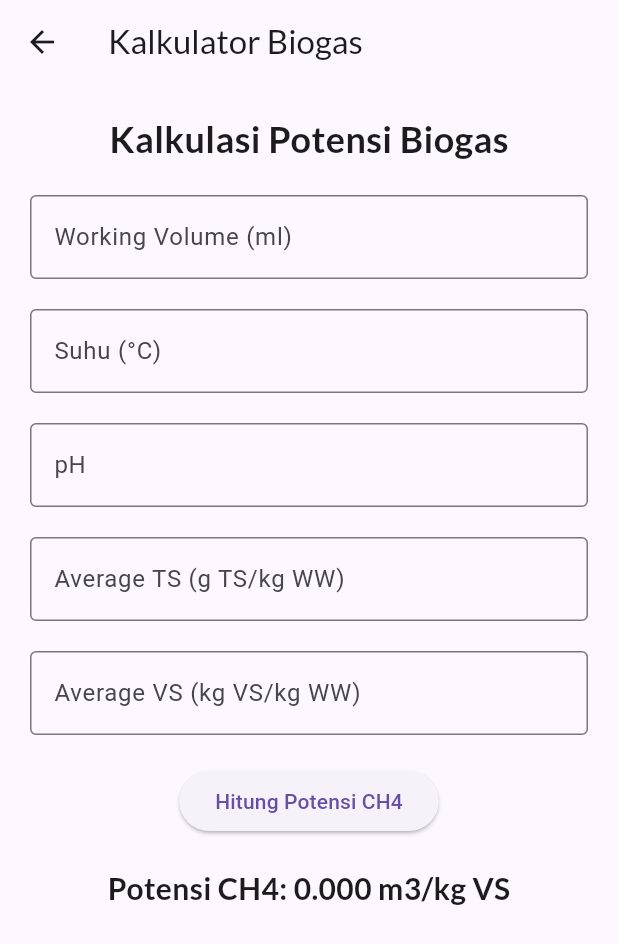
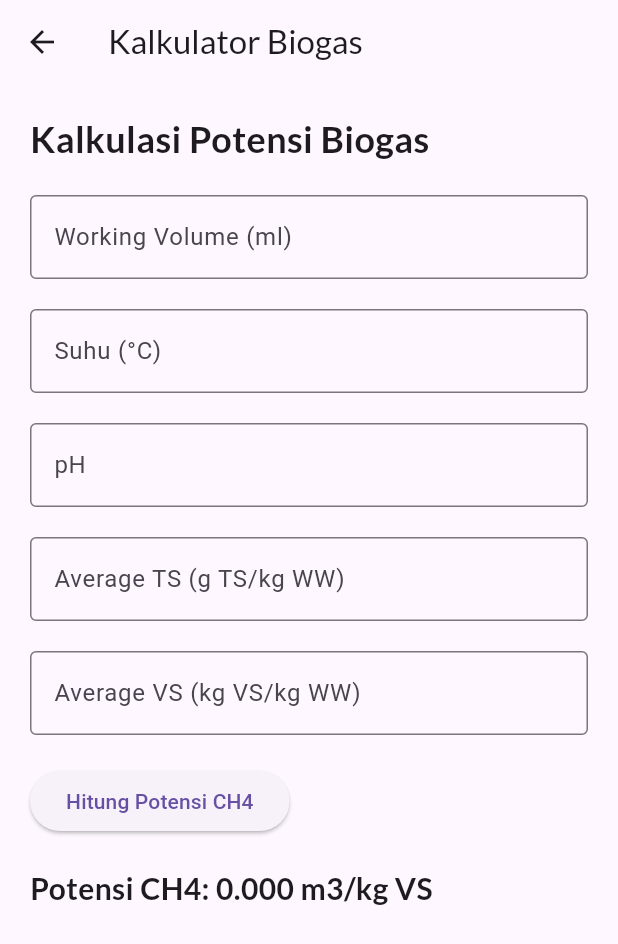
Before and after one commit to MuhammadMakarim/digest_sense, a Flutter app: the KalkulatorView screen opened by its route, on a phone screen of 412 x 824 dp. Shown: the top 944 px of the screen. Run offline on Flutter 3.47's test engine with Material 3 defaults, Android fonts, the phone set to English and light mode, and no system bars; our stand-ins replace firebase_auth, firebase_core, firebase_database, get, getwidget, google_fonts and 1 more; missing offline and left inert: dart:ffi, day_night_time_picker; accounts and stored records are empty.

Commit message:
tambahan kalkulator dan splash screen

```diff
--- a/lib/app/modules/kalkulator/controllers/kalkulator_controller.dart
+++ b/lib/app/modules/kalkulator/controllers/kalkulator_controller.dart
@@ -1,26 +1,46 @@
 import 'package:firebase_core/firebase_core.dart';
 import 'package:get/get.dart';
-import 'package:day_night_time_picker/day_night_time_picker.dart';
 import 'package:firebase_database/firebase_database.dart';
 import 'dart:async';
 
 class KalkulatorController extends GetxController {
-  var workingVolume = 40.0.obs;  // Example variable for working volume (ml)
-  var suhu = 37.0.obs;  // Example variable for temperature (°C)
-  var pH = 7.7.obs;  // Example pH value
-  var avgTS = 13.71.obs;  // Average TS (Total Solids)
-  var avgVS = 0.0087.obs;  // Average VS (Volatile Solids)
+  var workingVolume = 40.0.obs;  // Working volume (ml)
+  var suhu = 37.0.obs;  // Temperature (°C)
+  var pH = 7.7.obs;  // pH value
+  var avgTS = 13.71.obs;  // Average TS (g TS/kg WW)
+  var avgVS = 0.0087.obs;  // Average VS (kg VS/kg WW)
   var ch4 = 0.509.obs;  // CH4 Theoretical (m3/kg VS)
   var m3CH4 = 0.0.obs;  // To store calculated CH4 value
 
+  final DatabaseReference _database = FirebaseDatabase.instance.reference();
+
   // Function to calculate CH4 (Theoretical)
   void calculateCH4() {
-    // Example calculation formula: CH4 = VS * CH4 (Theoretical)
-    // For example purposes, you might adjust this formula based on your calculations
+    // Example formula: CH4 = VS * CH4 (Theoretical)
     m3CH4.value = avgVS.value * ch4.value;
+
+    // After calculation, save to Firebase history
+    saveToHistory();
   }
 
-  // Call this method to trigger the calculation when button is pressed
+  // Function to save the input and result to Firebase history
+  Future<void> saveToHistory() async {
+    try {
+      await _database.child('calculation_history').push().set({
+        'workingVolume': workingVolume.value,
+        'suhu': suhu.value,
+        'pH': pH.value,
+        'avgTS': avgTS.value,
+        'avgVS': avgVS.value,
+        'resultCH4': m3CH4.value,
+        'timestamp': DateTime.now().toIso8601String(),
+      });
+    } catch (e) {
+      print('Error saving to history: $e');
+    }
+  }
+
+  // Call this method to trigger the calculation
   void calculate() {
     calculateCH4();
   }
--- a/lib/app/modules/kalkulator/views/kalkulator_view.dart
+++ b/lib/app/modules/kalkulator/views/kalkulator_view.dart
@@ -2,7 +2,6 @@ import 'package:flutter/material.dart';
 import 'package:get/get.dart';
 import 'package:google_fonts/google_fonts.dart';
 import '../controllers/kalkulator_controller.dart';
-import 'package:flutter_staggered_grid_view/flutter_staggered_grid_view.dart';
 
 class KalkulatorView extends GetView<KalkulatorController> {
   const KalkulatorView({Key? key}) : super(key: key);
@@ -11,89 +10,111 @@ class KalkulatorView extends GetView<KalkulatorController> {
   Widget build(BuildContext context) {
     return Scaffold(
       appBar: AppBar(
-        title: Text("Kalkulator Biogas", style: GoogleFonts.lato()),
+        title: Text(
+          "Kalkulator Biogas",
+          style: GoogleFonts.lato(),
+        ),
       ),
       body: Padding(
         padding: const EdgeInsets.all(20.0),
+        child: SingleChildScrollView(
           child: Column(
+            crossAxisAlignment: CrossAxisAlignment.start,
             children: [
-            Text(
-              "Kalkulasi Potensi Biogas",
-              style: GoogleFonts.lato(fontSize: 24, fontWeight: FontWeight.bold),
+              _buildTitle(),
+              const SizedBox(height: 20),
+              _buildInputField(
+                label: "Working Volume (ml)",
+                onChanged: (value) {
+                  controller.workingVolume.value =
+                      double.tryParse(value) ?? 40.0;
+                },
               ),
-            SizedBox(height: 20),
-            // Input fields
-            TextField(
-              onChanged: (value) {
-                controller.workingVolume.value = double.tryParse(value) ?? 40.0;
-              },
-              decoration: InputDecoration(
-                labelText: "Working Volume (ml)",
-                border: OutlineInputBorder(),
-              ),
-              keyboardType: TextInputType.number,
-            ),
-            SizedBox(height: 20),
-            TextField(
+              const SizedBox(height: 20),
+              _buildInputField(
+                label: "Suhu (°C)",
                 onChanged: (value) {
                   controller.suhu.value = double.tryParse(value) ?? 37.0;
                 },
-              decoration: InputDecoration(
-                labelText: "Suhu (°C)",
-                border: OutlineInputBorder(),
               ),
-              keyboardType: TextInputType.number,
-            ),
-            SizedBox(height: 20),
-            TextField(
+              const SizedBox(height: 20),
+              _buildInputField(
+                label: "pH",
                 onChanged: (value) {
                   controller.pH.value = double.tryParse(value) ?? 7.7;
                 },
-              decoration: InputDecoration(
-                labelText: "pH",
-                border: OutlineInputBorder(),
               ),
-              keyboardType: TextInputType.number,
-            ),
-            SizedBox(height: 20),
-            TextField(
+              const SizedBox(height: 20),
+              _buildInputField(
+                label: "Average TS (g TS/kg WW)",
                 onChanged: (value) {
                   controller.avgTS.value = double.tryParse(value) ?? 13.71;
                 },
-              decoration: InputDecoration(
-                labelText: "Average TS (g TS/kg WW)",
-                border: OutlineInputBorder(),
               ),
-              keyboardType: TextInputType.number,
-            ),
-            SizedBox(height: 20),
-            TextField(
+              const SizedBox(height: 20),
+              _buildInputField(
+                label: "Average VS (kg VS/kg WW)",
                 onChanged: (value) {
                   controller.avgVS.value = double.tryParse(value) ?? 0.0087;
                 },
-              decoration: InputDecoration(
-                labelText: "Average VS (kg VS/kg WW)",
-                border: OutlineInputBorder(),
               ),
-              keyboardType: TextInputType.number,
+              const SizedBox(height: 20),
+              _buildCalculateButton(),
+              const SizedBox(height: 20),
+              _buildResult(),
+            ],
           ),
-            SizedBox(height: 20),
-            ElevatedButton(
-              onPressed: () {
-                controller.calculate();
-              },
-              child: Text("Hitung Potensi CH4"),
-            ),
-            SizedBox(height: 20),
-            Obx(() {
-              return Text(
-                "Potensi CH4: ${controller.m3CH4.value.toStringAsFixed(3)} m3/kg VS",
-                style: GoogleFonts.lato(fontSize: 20, fontWeight: FontWeight.bold),
-              );
-            }),
-          ],
         ),
       ),
     );
   }
+
+  // Builds the title widget with larger text
+  Widget _buildTitle() {
+    return Text(
+      "Kalkulasi Potensi Biogas",
+      style: GoogleFonts.lato(
+        fontSize: 24,
+        fontWeight: FontWeight.bold,
+      ),
+    );
   }
+
+  // Reusable input field widget to avoid code duplication
+  Widget _buildInputField({
+    required String label,
+    required Function(String) onChanged,
+  }) {
+    return TextField(
+      onChanged: onChanged,
+      decoration: InputDecoration(
+        labelText: label,
+        border: OutlineInputBorder(),
+      ),
+      keyboardType: TextInputType.number,
+    );
+  }
+
+  // Button to trigger the calculation
+  Widget _buildCalculateButton() {
+    return ElevatedButton(
+      onPressed: () {
+        controller.calculate();  // Calls the controller method to perform the calculation
+      },
+      child: Text("Hitung Potensi CH4"),
+    );
+  }
+
+  // Displays the result of the calculation
+  Widget _buildResult() {
+    return Obx(() {
+      return Text(
+        "Potensi CH4: ${controller.m3CH4.value.toStringAsFixed(3)} m3/kg VS",
+        style: GoogleFonts.lato(
+          fontSize: 20,
+          fontWeight: FontWeight.bold,
+        ),
+      );
+    });
+  }
+}
```
Also changed, not shown: lib/app/modules/detail/controllers/detail_controller.dart (+48 -17 lines). Lines whose indentation alone changed are shown as unchanged.
